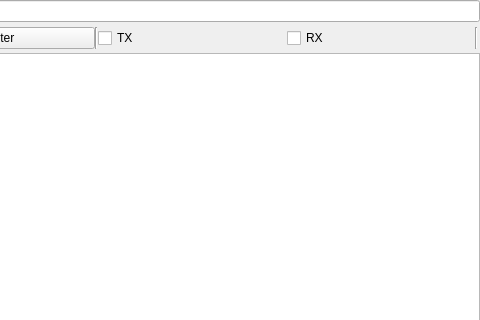
Qt form Lib/AppWidgets/Agent_Cmd_Log_Form.ui (break11/AutoStorage) before a commit; both pictures show x 284 to 764 and y 0 to 320 of the 764 by 514 pixel window.
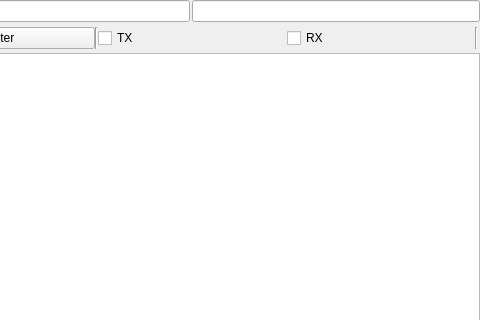
The same form after that commit.

```diff
--- a/Lib/AppWidgets/Agent_Cmd_Log_Form.ui
+++ b/Lib/AppWidgets/Agent_Cmd_Log_Form.ui
@@ -90,6 +90,16 @@
        </property>
       </widget>
      </item>
+     <item>
+      <widget class="QLineEdit" name="leCMD_Data">
+       <property name="toolTip">
+        <string>Send Custom CMD to Agent</string>
+       </property>
+       <property name="text">
+        <string/>
+       </property>
+      </widget>
+     </item>
     </layout>
    </item>
    <item>
```
Left out of the diff: 2 changed lines with no effect on the pictures.
